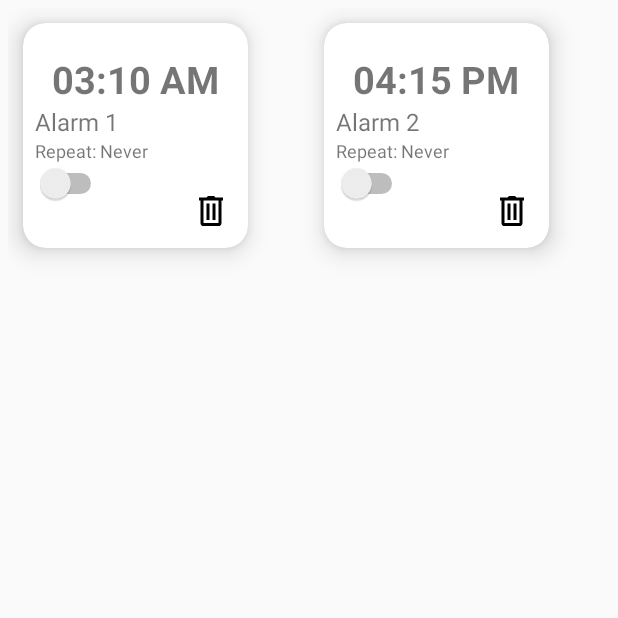
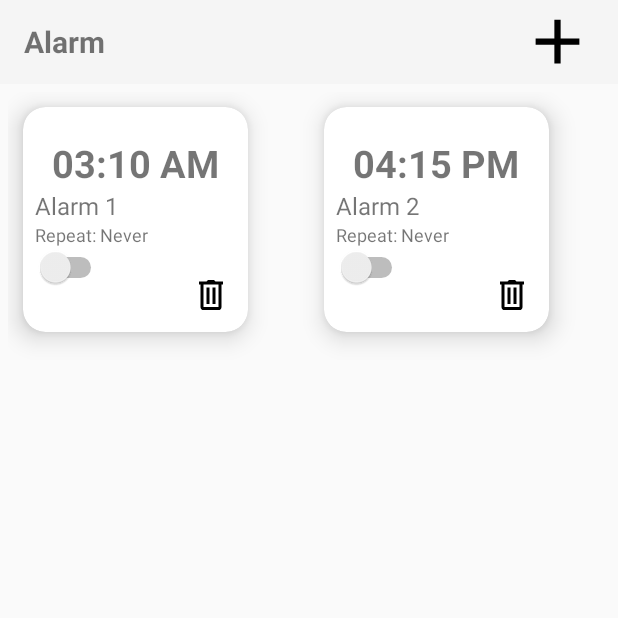
Before and after one commit to Joe-Downs/annoying-alarm, an Android app built with Jetpack Compose: the screen it shows after launch (MainActivity), on a phone screen of 412 x 824 dp, the top half of it. Run offline under Robolectric (Android 15) with nearby library versions, the phone set to English and light mode, and no system bars.

Commit message:
UI changes (Final)

```diff
--- a/app/src/main/java/com/example/theannoyingalarm/SupportFunctions+Constants.kt
+++ b/app/src/main/java/com/example/theannoyingalarm/SupportFunctions+Constants.kt
@@ -9,6 +9,7 @@ import android.graphics.Color
 public const val REPEAT_KEY = "Repeats"
 public const val ALARM_KEY = "Alarm"
 public const val POSITION_KEY = "alarm_position"
+public const val ADD_ALARM_KEY = "add_alarm"
 
 public enum class WeekDay(val short: Char, val long: String) {
     MONDAY('M', "Monday"),
--- /dev/null
+++ b/app/src/main/res/drawable/baseline_add_24.xml
@@ -0,0 +1,5 @@
+<vector xmlns:android="http://schemas.android.com/apk/res/android" android:height="24dp" android:tint="#000000" android:viewportHeight="24" android:viewportWidth="24" android:width="24dp">
+
+    <path android:fillColor="@android:color/white" android:pathData="M19,13h-6v6h-2v-6H5v-2h6V5h2v6h6v2z"/>
+
+</vector>
--- a/app/src/main/res/layout/alarm_edit.xml
+++ b/app/src/main/res/layout/alarm_edit.xml
@@ -25,9 +25,10 @@
             android:background="@android:color/transparent"/>
 
         <TextView
+            android:id="@+id/alarmEditTitle"
             android:layout_width="0dp"
             android:layout_height="wrap_content"
-            android:text="Edit Alarm"
+            android:text="@string/add_alarm"
             android:textStyle="bold"
             android:textSize="20sp"
             android:layout_weight="1"
--- a/app/src/main/res/layout/main_activity.xml
+++ b/app/src/main/res/layout/main_activity.xml
@@ -4,6 +4,35 @@
     android:orientation="vertical"
     android:layout_width="match_parent"
     android:layout_height="match_parent">
+
+    <Toolbar
+        android:layout_width="match_parent"
+        android:layout_height="wrap_content"
+        android:background="?attr/colorPrimary">
+        <LinearLayout
+            android:layout_width="match_parent"
+            android:layout_height="wrap_content"
+            android:orientation="horizontal"
+            android:gravity="center_vertical">
+            <TextView
+                android:layout_width="wrap_content"
+                android:layout_height="wrap_content"
+                android:layout_weight="1"
+                android:text="Alarm"
+                android:textStyle="bold"
+                android:textSize="20sp"/>
+
+            <ImageButton
+                android:id="@+id/addAlarmButton"
+                android:layout_width="50dp"
+                android:layout_height="50dp"
+                android:src="@drawable/baseline_add_24"
+                android:layout_marginRight="15dp"
+                android:background="@android:color/transparent"
+                android:scaleType="fitCenter"/>
+        </LinearLayout>
+    </Toolbar>
+
     <androidx.recyclerview.widget.RecyclerView
         android:id="@+id/alarmsRecyclerView"
         android:layout_width="match_parent"
--- a/app/src/main/res/values/strings.xml
+++ b/app/src/main/res/values/strings.xml
@@ -3,4 +3,5 @@
     <string name="edit_alarm">Edit Alarm</string>
     <string name="label">Label</string>
     <string name="alarm">Alarm</string>
+    <string name="add_alarm">Add Alarm</string>
 </resources>
```
Also changed, not shown: app/src/main/java/com/example/theannoyingalarm/AlarmEdit.kt (+19 -1 lines), app/src/main/java/com/example/theannoyingalarm/MainActivity.kt (+29 -7 lines).
